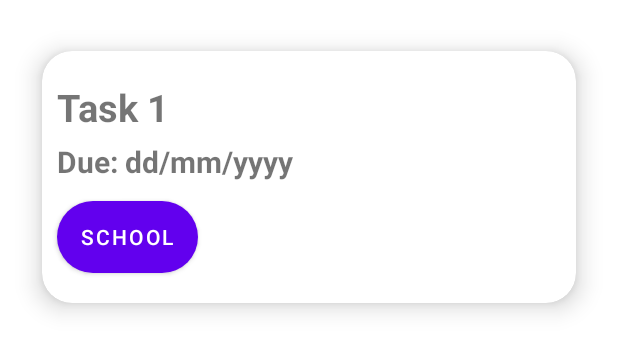
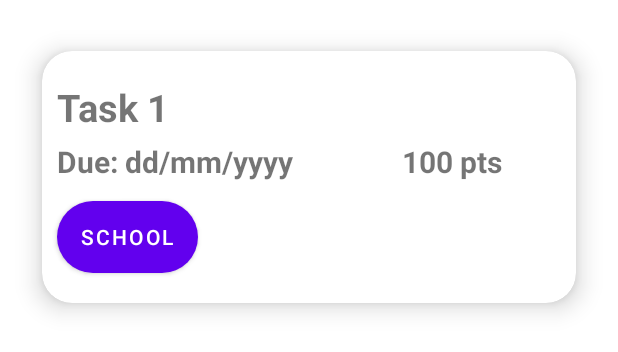
Before and after one commit to To-Doodle/To-Doodle, an Android app: the layout item_card.xml on its own in the app's theme, with its tools: preview values and no code run, on a phone screen of 412 x 824 dp. Shown: the top 352 px of the screen. Run offline under Robolectric (Android 15) with nearby library versions, the light colour scheme and no system bars.

Commit message:
added points to task

```diff
--- a/app/src/main/res/layout/item_card.xml
+++ b/app/src/main/res/layout/item_card.xml
@@ -46,6 +46,16 @@
             android:layout_marginBottom="20dp"
             android:background="@drawable/task_tag"
             android:text="School" />
+
+        <TextView
+            android:layout_width="wrap_content"
+            android:layout_height="wrap_content"
+            android:layout_marginLeft="240dp"
+            android:layout_marginTop="60dp"
+            android:layout_marginBottom="30dp"
+            android:text="100 pts"
+            android:textSize="20sp"
+            android:textStyle="bold" />
     </androidx.cardview.widget.CardView>
 
 </RelativeLayout>
```
